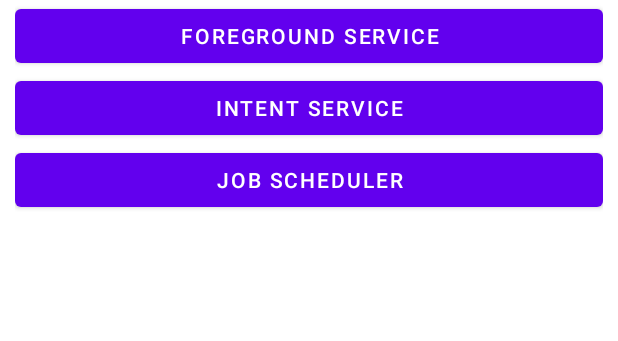
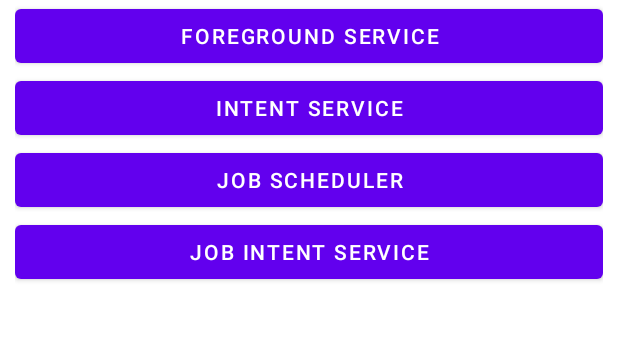
Before and after one commit to Msoloshich/ServicesTest, an Android app: the layout activity_main.xml on its own in the app's theme, with its tools: preview values and no code run, on a phone screen of 412 x 824 dp, the part 87-428 px from its top. Run offline under Robolectric (Android 15) with nearby library versions, the phone set to English and light mode, and no system bars.

Commit message:
add job intent service

```diff
--- a/app/src/main/AndroidManifest.xml
+++ b/app/src/main/AndroidManifest.xml
@@ -5,6 +5,7 @@
 
     <uses-permission android:name="android.permission.FOREGROUND_SERVICE"/>
     <uses-permission android:name="android.permission.BIND_JOB"/>
+    <uses-permission android:name="android.permission.WAKE_LOCK" />
     <application
         android:allowBackup="true"
         android:dataExtractionRules="@xml/data_extraction_rules"
@@ -30,6 +31,7 @@
         <service android:name=".MyJobService"
             android:permission="android.permission.BIND_JOB_SERVICE"/>
         <service android:name=".MyIntentService2"/>
+        <service android:name=".MyJobService" />
     </application>
 
 </manifest>
--- a/app/src/main/java/com/example/servicestest/MainActivity.kt
+++ b/app/src/main/java/com/example/servicestest/MainActivity.kt
@@ -47,6 +47,9 @@ class MainActivity : AppCompatActivity() {
                 startService(MyIntentService2.newIntent(this, page))
             }
         }
+        binding.jobIntentService.setOnClickListener {
+            MyJobIntentService.enqueue(this, page++)
+        }
     }
 
     companion object {
--- a/app/src/main/res/layout/activity_main.xml
+++ b/app/src/main/res/layout/activity_main.xml
@@ -35,6 +35,12 @@
         android:layout_height="wrap_content"
         android:text="Job scheduler"
         />
+    <Button
+        android:id="@+id/job_intent_service"
+        android:layout_width="match_parent"
+        android:layout_height="wrap_content"
+        android:text="Job Intent Service"
+        />
 
 
 </LinearLayout>
```
Also changed, not shown: app/src/main/java/com/example/servicestest/MyJobIntentService.kt (added, +51 -0 lines).
